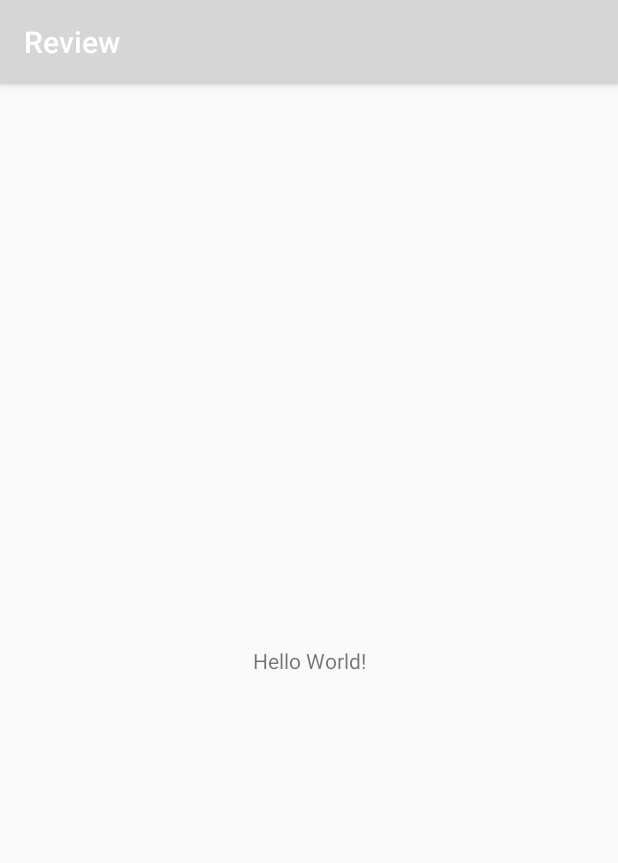
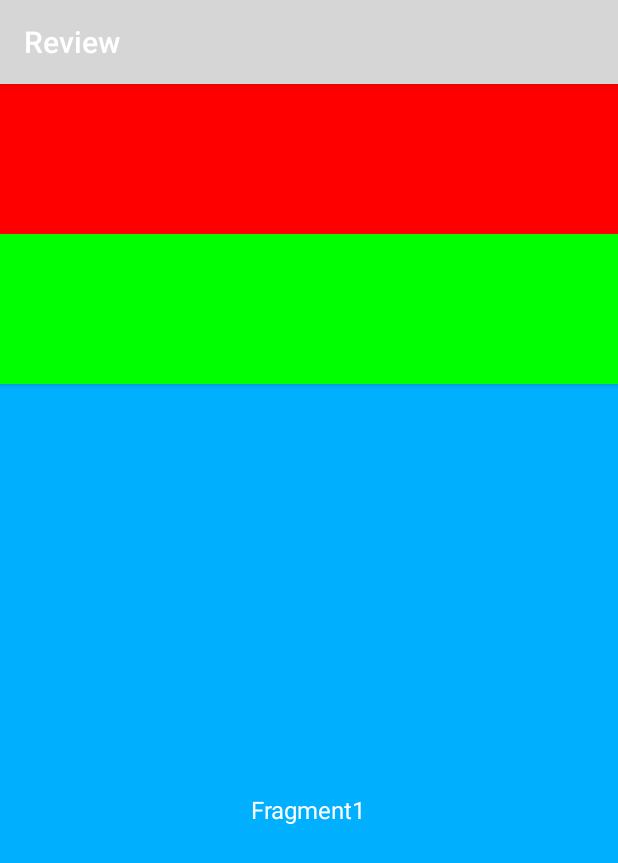
Before and after one commit to Shelter1024/Review, an Android app: the screen it shows after launch (MainActivity), on a phone screen of 412 x 824 dp. Shown: the top 863 px of the screen. Run offline under Robolectric (Android 15) with nearby library versions, the phone set to English and light mode, and no system bars.

Commit message:
test fragment

```diff
--- a/app/src/main/java/com/shelter/review/MainActivity.java
+++ b/app/src/main/java/com/shelter/review/MainActivity.java
@@ -1,61 +1,60 @@
 package com.shelter.review;
 
-import android.content.ContentResolver;
-import android.content.ContentValues;
 import android.content.Intent;
-import android.database.ContentObserver;
-import android.database.Cursor;
-import android.net.Uri;
 import android.os.Handler;
 import android.os.Message;
-import android.os.PersistableBundle;
 import android.util.Log;
 import android.view.View;
 
 import androidx.annotation.NonNull;
 import androidx.appcompat.app.AppCompatActivity;
+import androidx.fragment.app.FragmentManager;
+import androidx.fragment.app.FragmentTransaction;
 
 import android.os.Bundle;
 
-public class MainActivity extends AppCompatActivity implements Handler.Callback{
-    private Handler handler;
+import com.shelter.review.fragment.MyFragment1;
+import com.shelter.review.fragment.MyFragment2;
 
-    private ContentObserver contentObserver;
+public class MainActivity extends AppCompatActivity implements Handler.Callback, View.OnClickListener {
+    private FragmentManager fragmentManager;
+    private MyFragment1 myFragment1 = new MyFragment1();
+    private MyFragment2 myFragment2 = new MyFragment2();
 
     @Override
     protected void onCreate(Bundle savedInstanceState) {
         super.onCreate(savedInstanceState);
+        Log.i("Shelter", "MainActivity onCreate()");
         setContentView(R.layout.activity_main);
-        handler = new Handler(this);
-        contentObserver = new ContentObserver(handler) {
-            @Override
-            public void onChange(boolean selfChange) {
-                super.onChange(selfChange);
-                Log.i("Shelter", "MainActivity onChange() 1");
-            }
+        fragmentManager = getSupportFragmentManager();
 
-            @Override
-            public void onChange(boolean selfChange, Uri uri) {
-                super.onChange(selfChange, uri);
-                Log.i("Shelter", "MainActivity onChange() 2");
-            }
-        };
-        Log.i("Shelter", "MainActivity onCreate()");
-        ContentResolver contentResolver = getContentResolver();
-        Uri uri = Uri.parse("content://com.example.shelter/user");
-        contentResolver.registerContentObserver(uri, false, contentObserver);
-        ContentValues contentValues = new ContentValues();
-        contentValues.put("_id", "3");
-        contentValues.put("name", "Kobe Bryant");
-        contentResolver.insert(uri, contentValues);
+        FragmentTransaction fragmentTransaction = fragmentManager.beginTransaction();
+        fragmentTransaction.add(R.id.fragment_container, myFragment1).commit();
 
-        Cursor cursor = contentResolver.query(uri, null, null, null, null);
-        while (cursor.moveToNext()) {
-            Log.i("Shelter", "_id = " + cursor.getInt(0) + ", name = " + cursor.getString(1));
+        findViewById(R.id.btn1).setOnClickListener(this);
+        findViewById(R.id.btn2).setOnClickListener(this);
+    }
+
+    /**
+     * Called when a view has been clicked.
+     *
+     * @param v The view that was clicked.
+     */
+    @Override
+    public void onClick(View v) {
+        FragmentTransaction transaction = fragmentManager.beginTransaction();
+        switch (v.getId()) {
+            case R.id.btn1:
+                transaction.replace(R.id.fragment_container, myFragment1).commit();
+                break;
+            case R.id.btn2:
+                transaction.replace(R.id.fragment_container, myFragment2);
+                transaction.addToBackStack(null);
+                transaction.commit();
+                break;
+            default:
+                break;
         }
-        cursor.close();
-
-        startService(new Intent(this, MainService.class));
     }
 
     @Override
@@ -117,4 +116,5 @@ public class MainActivity extends AppCompatActivity implements Handler.Callback{
         Log.i("Shelter", "MainActivity handleMessage()");
         return true;
     }
+
 }
--- /dev/null
+++ b/app/src/main/java/com/shelter/review/fragment/MyFragment1.java
@@ -0,0 +1,100 @@
+package com.shelter.review.fragment;
+
+import android.content.Context;
+import android.os.Bundle;
+import android.util.Log;
+import android.view.LayoutInflater;
+import android.view.View;
+import android.view.ViewGroup;
+
+import androidx.annotation.NonNull;
+import androidx.annotation.Nullable;
+import androidx.fragment.app.Fragment;
+
+import com.shelter.review.R;
+
+/**
+ * @author: Shelter
+ * Create time: 2020/12/29, 22:45.
+ */
+public class MyFragment1 extends Fragment {
+
+    @Nullable
+    @Override
+    public View onCreateView(@NonNull LayoutInflater inflater, @Nullable ViewGroup container, @Nullable Bundle savedInstanceState) {
+        Log.i("Shelter", "MyFragment1 onCreateView()");
+        View view = inflater.inflate(R.layout.layout_fragment1, container, false);
+        return view;
+    }
+
+    public MyFragment1() {
+        super();
+        Log.i("Shelter", "MyFragment1 MyFragment1()");
+    }
+
+    @Override
+    public void onAttach(@NonNull Context context) {
+        super.onAttach(context);
+        Log.i("Shelter", "MyFragment1 onAttach()");
+    }
+
+    @Override
+    public void onCreate(@Nullable Bundle savedInstanceState) {
+        super.onCreate(savedInstanceState);
+        Log.i("Shelter", "MyFragment1 onCreate()");
+    }
+
+    @Override
+    public void onViewCreated(@NonNull View view, @Nullable Bundle savedInstanceState) {
+        super.onViewCreated(view, savedInstanceState);
+        Log.i("Shelter", "MyFragment1 onViewCreated()");
+    }
+
+    @Override
+    public void onActivityCreated(@Nullable Bundle savedInstanceState) {
+        super.onActivityCreated(savedInstanceState);
+        Log.i("Shelter", "MyFragment1 onActivityCreated()");
+    }
+
+    @Override
+    public void onStart() {
+        super.onStart();
+        Log.i("Shelter", "MyFragment1 onStart()");
+    }
+
+    @Override
+    public void onResume() {
+        super.onResume();
+        Log.i("Shelter", "MyFragment1 onResume()");
+    }
+
+    @Override
+    public void onPause() {
+        super.onPause();
+        Log.i("Shelter", "MyFragment1 onPause()");
+    }
+
+    @Override
+    public void onStop() {
+        super.onStop();
+        Log.i("Shelter", "MyFragment1 onStop()");
+    }
+
+    @Override
+    public void onDestroyView() {
+        super.onDestroyView();
+        Log.i("Shelter", "MyFragment1 onDestroyView()");
+    }
+
+    @Override
+    public void onDestroy() {
+        super.onDestroy();
+        Log.i("Shelter", "MyFragment1 onDestroy()");
+    }
+
+    @Override
+    public void onDetach() {
+        super.onDetach();
+        Log.i("Shelter", "MyFragment1 onDetach()");
+    }
+}
--- a/app/src/main/res/layout/activity_main.xml
+++ b/app/src/main/res/layout/activity_main.xml
@@ -6,14 +6,32 @@
     android:layout_height="match_parent"
     tools:context=".MainActivity">
 
-  <TextView
-    android:layout_width="wrap_content"
-    android:layout_height="wrap_content"
-    android:text="Hello World!"
-    android:onClick="startSecondActivity"
-    app:layout_constraintBottom_toBottomOf="parent"
+    <Button
+        android:id="@+id/btn1"
+        android:layout_width="match_parent"
+        android:layout_height="100dp"
+        android:background="#ff0000"
         app:layout_constraintLeft_toLeftOf="parent"
         app:layout_constraintRight_toRightOf="parent"
         app:layout_constraintTop_toTopOf="parent" />
 
+    <Button
+        android:id="@+id/btn2"
+        android:layout_width="match_parent"
+        android:layout_height="100dp"
+        android:background="#00ff00"
+        app:layout_constraintLeft_toLeftOf="parent"
+        app:layout_constraintRight_toRightOf="parent"
+        app:layout_constraintTop_toBottomOf="@+id/btn1" />
+
+    <FrameLayout
+        android:id="@+id/fragment_container"
+        android:layout_width="match_parent"
+        android:layout_height="0dp"
+        android:name="com.shelter.review.fragment.MyFragment1"
+        app:layout_constraintBottom_toBottomOf="parent"
+        app:layout_constraintLeft_toLeftOf="parent"
+        app:layout_constraintRight_toRightOf="parent"
+        app:layout_constraintTop_toBottomOf="@+id/btn2" />
+
 </androidx.constraintlayout.widget.ConstraintLayout>
--- /dev/null
+++ b/app/src/main/res/layout/layout_fragment1.xml
@@ -0,0 +1,14 @@
+<?xml version="1.0" encoding="utf-8"?>
+<FrameLayout xmlns:android="http://schemas.android.com/apk/res/android"
+    android:layout_width="match_parent"
+    android:layout_height="match_parent"
+    android:background="#00b0ff">
+
+    <TextView
+        android:layout_width="wrap_content"
+        android:layout_height="wrap_content"
+        android:layout_gravity="center"
+        android:text="Fragment1"
+        android:textColor="#fff"
+        android:textSize="16sp" />
+</FrameLayout>
```
Also changed, not shown: app/src/main/java/com/shelter/review/fragment/MyFragment2.java (added, +100 -0 lines), app/src/main/res/layout/layout_fragment2.xml (added, +15 -0 lines). Lines whose indentation alone changed are shown as unchanged.
